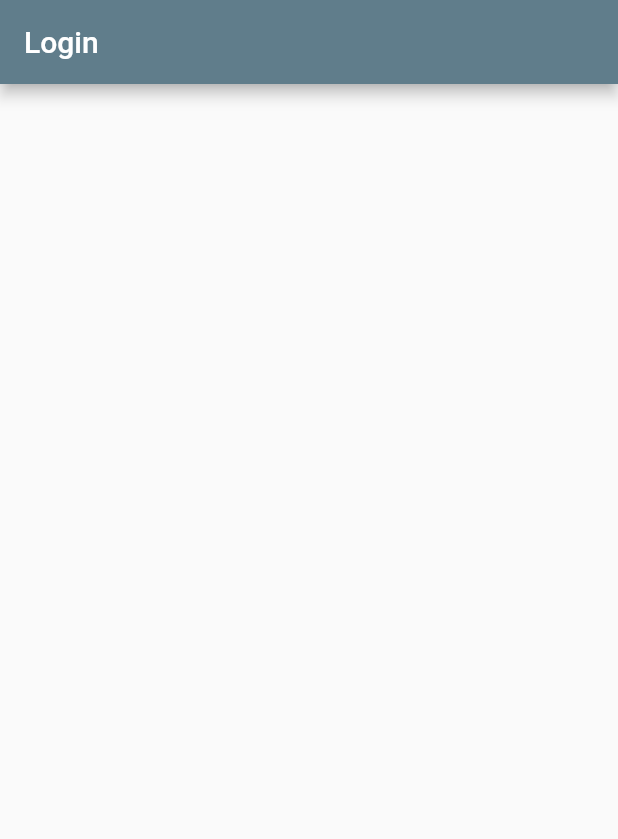
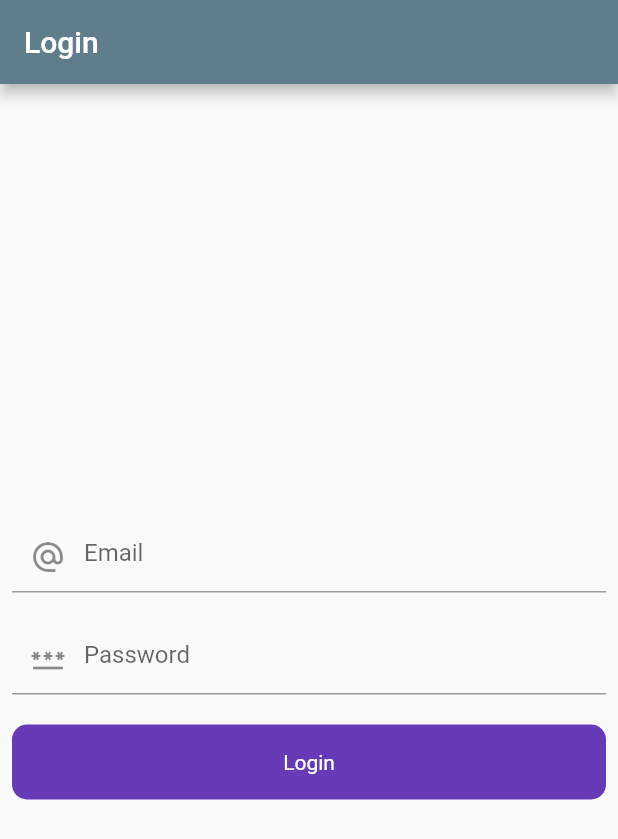
Before and after one commit to vinaykumar1908/myapp_flutter, a Flutter app: the screen it shows after launch, on a phone screen of 412 x 824 dp. Shown: the top 839 px of the screen. Run offline on Flutter 3.47's test engine with Material 2 defaults, Android fonts, the phone set to English and light mode, and no system bars; our stand-ins replace firebase_core; accounts and stored records are empty.

Commit message:
emailcontroller passwordcontroller

```diff
--- a/lib/main.dart
+++ b/lib/main.dart
@@ -18,7 +18,7 @@ class MyApp extends StatelessWidget {
     return MaterialApp(
       title: "Flutter Demo",
       theme: ThemeData(primarySwatch: Colors.blueGrey),
-      home: SplashScreen(),
+      home: const SplashScreen(),
     );
   }
 }
--- a/lib/ui/auth/login_screen.dart
+++ b/lib/ui/auth/login_screen.dart
@@ -1,4 +1,5 @@
 import 'package:flutter/material.dart';
+import 'package:myapp/widgets/round_button.dart';
 
 class LoginScreen extends StatefulWidget {
   const LoginScreen({super.key});
@@ -8,6 +9,18 @@ class LoginScreen extends StatefulWidget {
 }
 
 class _LoginScreenState extends State<LoginScreen> {
+  final _formKey = GlobalKey<FormState>();
+  final emailController = TextEditingController();
+  final passwordController = TextEditingController();
+
+  @override
+  void dispose() {
+    // TODO: implement dispose
+    super.dispose();
+    emailController.dispose();
+    passwordController.dispose();
+  }
+
   @override
   Widget build(BuildContext context) {
     return Scaffold(
@@ -15,7 +28,57 @@ class _LoginScreenState extends State<LoginScreen> {
         automaticallyImplyLeading: false,
         title: const Text('Login'),
       ),
-      body: const Column(children: []),
+      body: Padding(
+        padding: const EdgeInsets.all(8.0),
+        child: Column(
+            mainAxisAlignment: MainAxisAlignment.center,
+            crossAxisAlignment: CrossAxisAlignment.center,
+            children: [
+              Form(
+                  key: _formKey,
+                  child: Column(
+                    children: [
+                      TextFormField(
+                        controller: emailController,
+                        decoration: const InputDecoration(
+                            hintText: 'Email',
+                            prefixIcon: Icon(Icons.alternate_email)),
+                        validator: (value) {
+                          if (value!.isEmpty) {
+                            return 'Enter email';
+                          }
+                          return null;
+                        },
+                      ),
+                      const SizedBox(
+                        height: 20,
+                      ),
+                      TextFormField(
+                        controller: passwordController,
+                        obscureText: true,
+                        decoration: const InputDecoration(
+                            hintText: 'Password',
+                            prefixIcon: Icon(Icons.password)),
+                        validator: (value) {
+                          if (value!.isEmpty) {
+                            return 'Enter password';
+                          }
+                          return null;
+                        },
+                      ),
+                    ],
+                  )),
+              const SizedBox(
+                height: 20,
+              ),
+              RoundButton(
+                title: 'Login',
+                onTap: () {
+                  if (_formKey.currentState!.validate()) {}
+                },
+              )
+            ]),
+      ),
     );
   }
 }
--- a/lib/ui/splash_screen.dart
+++ b/lib/ui/splash_screen.dart
@@ -22,7 +22,7 @@ class _SplashScreenState extends State<SplashScreen> {
     return const Scaffold(
       body: Center(
         child: Text(
-          'Firebase',
+          'CBW',
           style: TextStyle(fontSize: 30),
         ),
       ),
--- /dev/null
+++ b/lib/widgets/round_button.dart
@@ -0,0 +1,30 @@
+import 'package:flutter/material.dart';
+
+class RoundButton extends StatelessWidget {
+  final String title;
+  final VoidCallback onTap;
+  const RoundButton({
+    Key? key,
+    required this.title,
+    required this.onTap,
+  }) : super(key: key);
+
+  @override
+  Widget build(BuildContext context) {
+    return InkWell(
+      onTap: onTap,
+      child: Container(
+        height: 50,
+        decoration: BoxDecoration(
+            color: Colors.deepPurple,
+            borderRadius: BorderRadius.circular((10))),
+        child: Center(
+          child: Text(
+            title,
+            style: const TextStyle(color: Colors.white),
+          ),
+        ),
+      ),
+    );
+  }
+}
```
